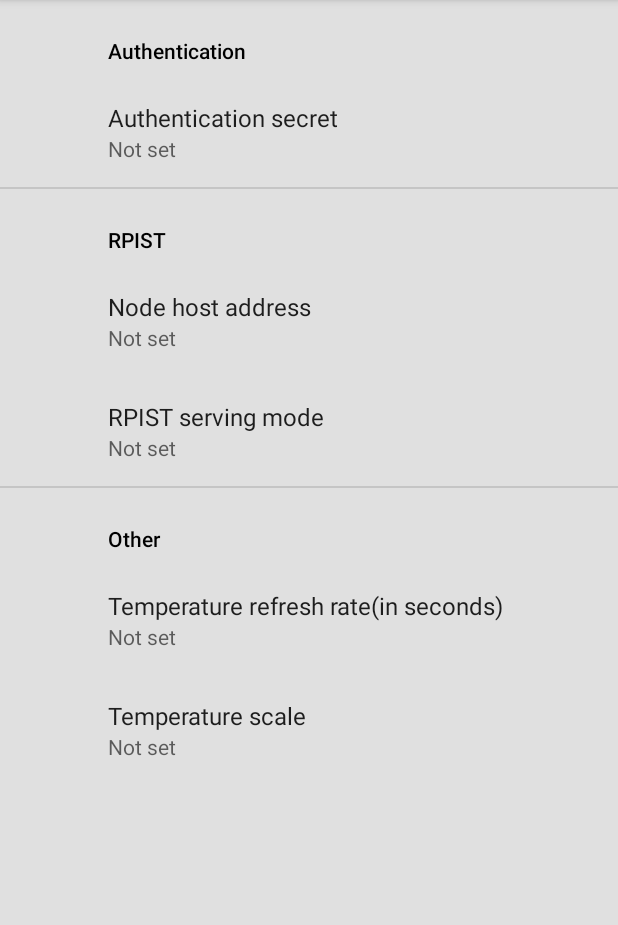
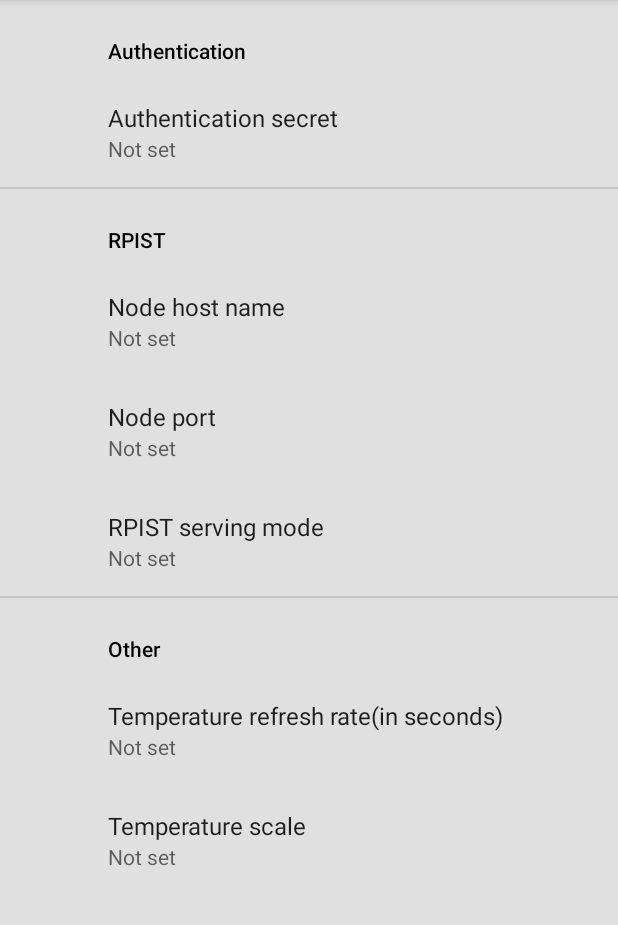
Before and after one commit to kingcobra2468/SimpleT, an Android app: the screen it shows after launch (SettingsActivity), after a tap on "Settings", on a phone screen of 412 x 824 dp, the part 84-1009 px from its top. Run offline under Robolectric (Android 15) with nearby library versions, the phone set to English and light mode, and no system bars; our stand-ins replace androidx.preference; network calls fail.

Commit message:
refactored rpist address into hostname and port preferences

```diff
--- a/app/src/main/java/com/github/simplet/activities/MainActivity.java
+++ b/app/src/main/java/com/github/simplet/activities/MainActivity.java
@@ -72,7 +72,9 @@ public class MainActivity extends AppCompatActivity implements SharedPreferences
         rpistViewModel.getRpists().observe(this,
                 rpistNodes -> mRpistAdapter.setRpistList(rpistNodes));
 
-        client = new RpistNodeClient(preferences.getString("address", "http://127.0.0.1/"));
+        client = new RpistNodeClient(preferences.getString("rpist_hostname", "http://127.0.0.1"),
+                Integer.parseInt(preferences.getString("rpist_port", "8080"))
+        );
     }
 
     @Override
@@ -96,11 +98,11 @@ public class MainActivity extends AppCompatActivity implements SharedPreferences
 
     @Override
     public void onSharedPreferenceChanged(SharedPreferences sharedPreferences, String key) {
-        Log.e("here", "a");
         switch (key) {
-            case "address":
-                Log.i("Preferences", preferences.getString(key, "http://127.0.0.1/"));
-                client.setBaseUrl(preferences.getString(key, "http://127.0.0.1/"));
+            case "rpist_hostname":
+            case "rpist_port":
+                client.setBaseUrl(preferences.getString("rpist_hostname", "http://127.0.0.1"),
+                        Integer.parseInt(preferences.getString("rpist_port", "8080")));
                 client.resetConnection();
 
                 break;
@@ -119,8 +121,6 @@ public class MainActivity extends AppCompatActivity implements SharedPreferences
                 thread.setDaemon(true);
                 return thread;
             });
-
-            //executor.execute(new RpistRefreshRunnable(uiHandler, rpistHandler));
         }
 
         @OnLifecycleEvent(Lifecycle.Event.ON_START)
--- a/app/src/main/java/com/github/simplet/fragments/SettingsFragment.java
+++ b/app/src/main/java/com/github/simplet/fragments/SettingsFragment.java
@@ -13,11 +13,17 @@ public class SettingsFragment extends PreferenceFragmentCompat {
     public void onCreatePreferences(Bundle savedInstanceState, String rootKey) {
         setPreferencesFromResource(R.xml.preferences, rootKey);
         EditTextPreference refreshPreference = findPreference("refresh_rate");
+        EditTextPreference portPreference = findPreference("rpist_port");
+
         if (refreshPreference != null) {
             refreshPreference.setOnBindEditTextListener(
                     editText -> editText.setInputType(InputType.TYPE_CLASS_NUMBER)
             );
         }
-
+        if (portPreference != null) {
+            portPreference.setOnBindEditTextListener(
+                    editText -> editText.setInputType(InputType.TYPE_CLASS_NUMBER)
+            );
+        }
     }
 }
--- a/app/src/main/java/com/github/simplet/network/rpist/RpistClient.java
+++ b/app/src/main/java/com/github/simplet/network/rpist/RpistClient.java
@@ -55,6 +55,10 @@ public abstract class RpistClient {
         this.baseUrl = baseUrl;
     }
 
+    public void setBaseUrl(String address, int port) {
+        baseUrl = String.format("%s:%d", address, port);
+    }
+
     protected abstract RpistClient setup();
 
     public abstract List<RpistNode> getRpistNodes();
--- a/app/src/main/res/xml/preferences.xml
+++ b/app/src/main/res/xml/preferences.xml
@@ -18,8 +18,12 @@
         app:title="RPIST">
 
         <EditTextPreference
-            app:key="address"
-            app:title="Node host address"
+            app:key="rpist_hostname"
+            app:title="Node host name"
+            app:useSimpleSummaryProvider="true"/>
+        <EditTextPreference
+            app:key="rpist_port"
+            app:title="Node port"
             app:useSimpleSummaryProvider="true"/>
         <ListPreference
             app:key="mode"
```
